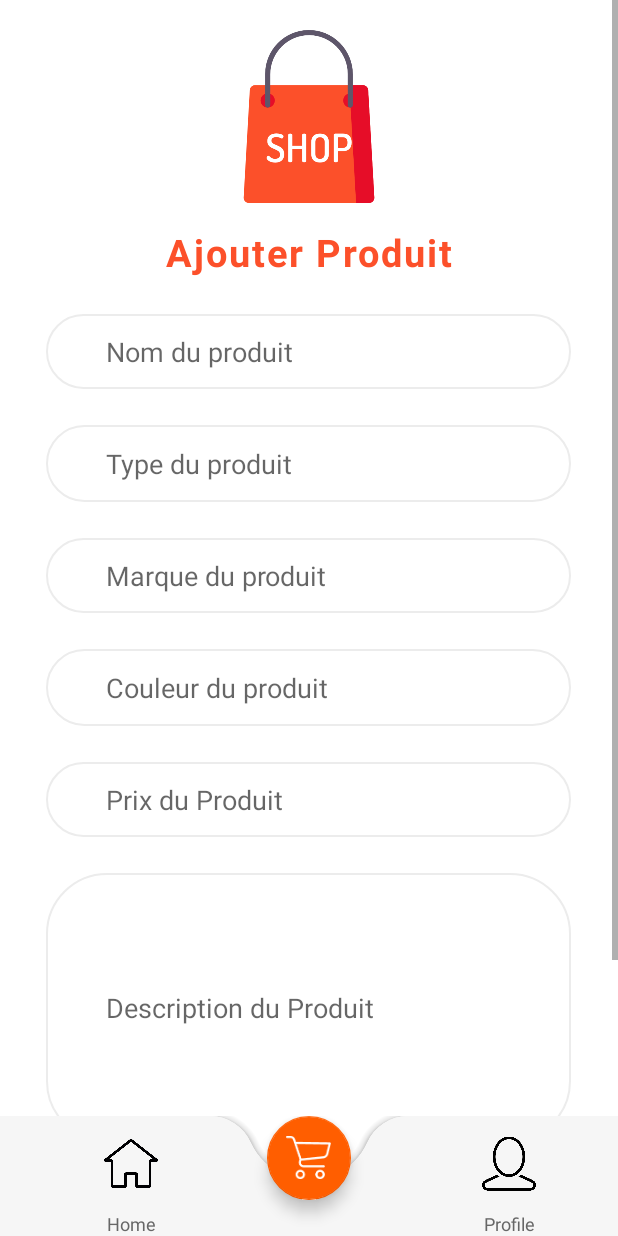
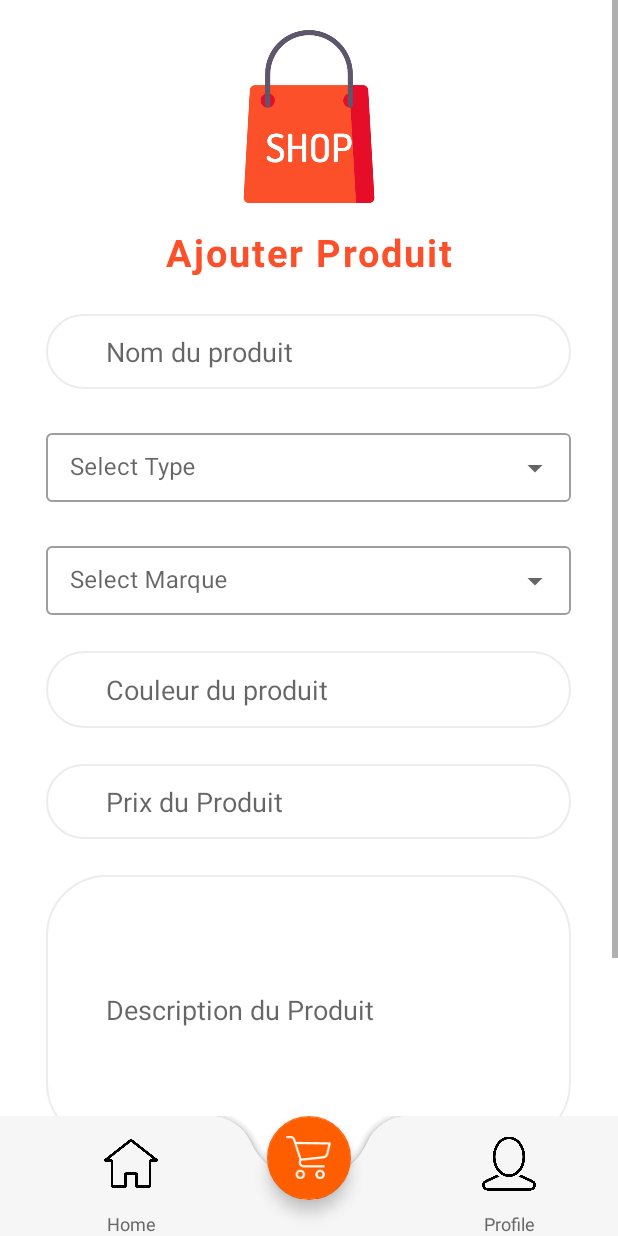
Before and after one commit to AsmaBss/MobileProject, an Android app: the AjouterProduitActivity screen opened directly, with no data from a screen before it, on a phone screen of 412 x 824 dp. Run offline under Robolectric (Android 15) with nearby library versions, the phone set to English and light mode, and no system bars.

Commit message:
List Type+Marques

```diff
--- a/app/src/main/java/com/example/mobileproject/AjouterProduitActivity.java
+++ b/app/src/main/java/com/example/mobileproject/AjouterProduitActivity.java
@@ -3,17 +3,57 @@ package com.example.mobileproject;
 import android.content.Intent;
 import android.os.Bundle;
 import android.view.View;
+import android.widget.AdapterView;
+import android.widget.ArrayAdapter;
+import android.widget.AutoCompleteTextView;
+import android.widget.Toast;
 
 import androidx.appcompat.app.AppCompatActivity;
 import androidx.constraintlayout.widget.ConstraintLayout;
 
 public class AjouterProduitActivity extends AppCompatActivity {
     private ConstraintLayout AjouterProduitBtn;
+    String[] Types={"Type1","Type2","Type3","Type4","Type5"};
+    String[] Marques={"Marque1","Marque2","Marque3","Marque4","Marque5"};
+    AutoCompleteTextView Marque;
+    AutoCompleteTextView Type;
+    ArrayAdapter<String> MarqueAdapteritems;
+    ArrayAdapter<String> TypeAdapteritems;
     @Override
     protected void onCreate(Bundle savedInstanceState) {
         super.onCreate(savedInstanceState);
         setContentView(R.layout.activity_ajouterproduit);
+        //
+        Marque=findViewById(R.id.marque_produit);
+        Type=findViewById(R.id.type_produit);
 
+        TypeAdapteritems = new ArrayAdapter<String>(this,R.layout.list_types,Types);
+        MarqueAdapteritems = new ArrayAdapter<String>(this,R.layout.list_types,Marques);
+
+        Marque.setAdapter(MarqueAdapteritems);
+        Type.setAdapter(TypeAdapteritems);
+
+        Marque.setOnItemClickListener(
+                new AdapterView.OnItemClickListener() {
+                    @Override
+                    public void onItemClick(AdapterView<?> adapterView, View view, int i, long l) {
+                    String item= adapterView.getItemAtPosition(i).toString();
+                        Toast.makeText(getApplicationContext(), "Item: "+item, Toast.LENGTH_SHORT).show();
+                    }
+                }
+        );
+
+        Type.setOnItemClickListener(
+                new AdapterView.OnItemClickListener() {
+                    @Override
+                    public void onItemClick(AdapterView<?> adapterView, View view, int i, long l) {
+                        String item= adapterView.getItemAtPosition(i).toString();
+                        Toast.makeText(getApplicationContext(), "Item: "+item, Toast.LENGTH_SHORT).show();
+                    }
+                }
+        );
+
+        AjouterProduitBtn=findViewById(R.id.AjouterProduitBtn);
         // Register
         AjouterProduitBtn=findViewById(R.id.AjouterProduitBtn);
         AjouterProduitBtn.setOnClickListener(new View.OnClickListener() {
--- a/app/src/main/java/com/example/mobileproject/MainActivity.java
+++ b/app/src/main/java/com/example/mobileproject/MainActivity.java
@@ -36,14 +36,14 @@ public class MainActivity extends AppCompatActivity {
         recyclerViewPopular();
         //nav_ajouterproduit
         nav_ajouterproduit=findViewById(R.id.nav_ajouterproduit);
+        //
+        //get User
         user_label=findViewById(R.id.userlabel);
         User user=new User();
         Intent intent = getIntent();
+        user= (User) intent.getSerializableExtra("user");
+        user_label.setText("Welcome "+user.getFirstname()+" "+user.getLastname());
         //
-        user= (User) intent.getSerializableExtra("user");
-        //
-        user_label.setText(user.getFirstname());
-
         nav_ajouterproduit.setOnClickListener(new View.OnClickListener() {
             @Override
             public void onClick(View view) {
--- a/app/src/main/res/layout/activity_ajouterproduit.xml
+++ b/app/src/main/res/layout/activity_ajouterproduit.xml
@@ -60,32 +60,37 @@
                 app:layout_constraintBottom_toTopOf="@+id/nom_produit"
                 tools:layout_editor_absoluteX="30dp" />
 
-            <EditText
-                android:id="@+id/type_produit"
+            <com.google.android.material.textfield.TextInputLayout
                 android:layout_width="350dp"
                 android:layout_height="51dp"
                 android:layout_marginBottom="24dp"
-                android:background="@drawable/forget"
-                android:ems="10"
-                android:hint="Type du produit"
-                android:inputType="textPersonName"
-                android:paddingStart="40dp"
-                android:paddingEnd="40dp"
-                app:layout_constraintBottom_toTopOf="@+id/type_produit" />
+                style="@style/Widget.MaterialComponents.TextInputLayout.OutlinedBox.ExposedDropdownMenu"
+                android:hint="Select Type"
+                android:inputType="none"
+                app:layout_constraintBottom_toTopOf="@+id/marque_produit" >
+                <AutoCompleteTextView
+                    android:id="@+id/type_produit"
+                    android:layout_width="350dp"
+                    android:layout_height="wrap_content"
+                    android:inputType="none"
+                    ></AutoCompleteTextView>
+            </com.google.android.material.textfield.TextInputLayout>
 
-            <EditText
-                android:id="@+id/marque_produit"
+            <com.google.android.material.textfield.TextInputLayout
                 android:layout_width="350dp"
-                android:layout_height="50dp"
+                android:layout_height="51dp"
                 android:layout_marginBottom="24dp"
-                android:background="@drawable/forget"
-                android:ems="10"
-                android:hint="Marque du produit"
-                android:inputType="textPersonName"
-                android:paddingStart="40dp"
-                android:paddingEnd="40dp"
-                app:layout_constraintBottom_toTopOf="@+id/marque_produit" />
-
+                style="@style/Widget.MaterialComponents.TextInputLayout.OutlinedBox.ExposedDropdownMenu"
+                android:hint="Select Marque"
+                android:inputType="none"
+                app:layout_constraintBottom_toTopOf="@+id/couleur_produit" >
+                <AutoCompleteTextView
+                    android:id="@+id/marque_produit"
+                    android:layout_width="350dp"
+                    android:layout_height="wrap_content"
+                    android:inputType="none"
+                    ></AutoCompleteTextView>
+            </com.google.android.material.textfield.TextInputLayout>
             <EditText
                 android:id="@+id/couleur_produit"
                 android:layout_width="350dp"
--- a/app/src/main/res/layout/activity_main.xml
+++ b/app/src/main/res/layout/activity_main.xml
@@ -75,7 +75,7 @@
                     android:layout_height="wrap_content"
                     android:layout_marginStart="32dp"
                     android:layout_marginTop="16dp"
-                    android:text="Categories"
+                    android:text="Marques"
                     android:textColor="@color/black"
                     android:textSize="18sp"
                     android:textStyle="bold"
--- /dev/null
+++ b/app/src/main/res/layout/list_types.xml
@@ -0,0 +1,10 @@
+<?xml version="1.0" encoding="utf-8"?>
+<TextView
+    xmlns:android="http://schemas.android.com/apk/res/android"
+    android:layout_width="match_parent"
+    android:layout_height="wrap_content"
+    android:padding="16dp"
+    android:ellipsize="end"
+    android:maxLines="1"
+    android:textAppearance="?attr/textAppearanceSubtitle2"
+    />
```
